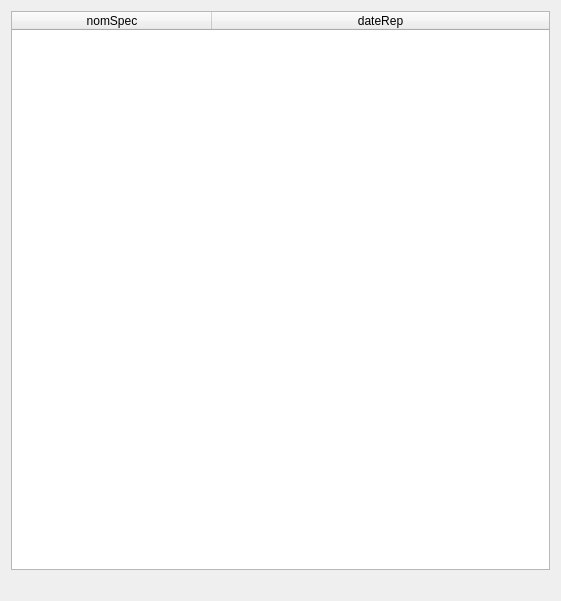
Old version of the form gui/fct_todo2_2.ui in the repository Yimi-wang/CEBDprojet.
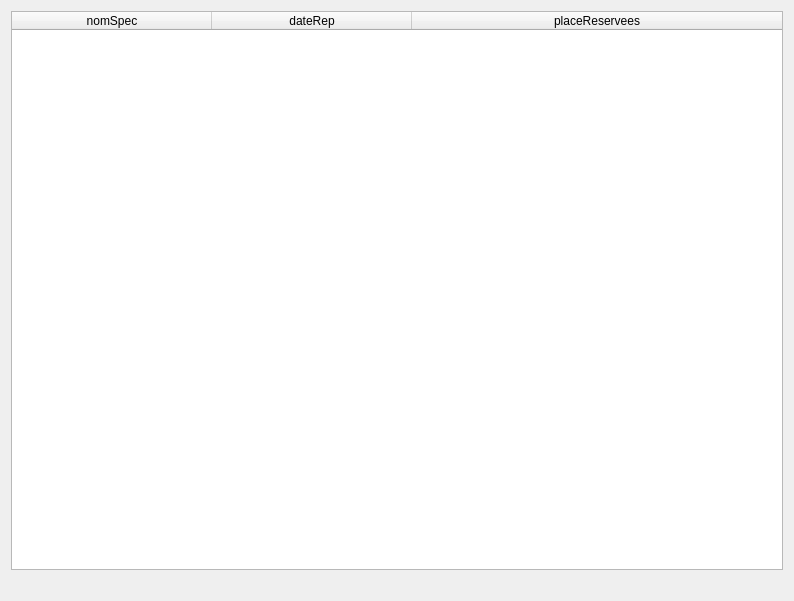
New version of the form.

Commit message: FINI todo2

```diff
--- a/gui/fct_todo2_2.ui
+++ b/gui/fct_todo2_2.ui
@@ -6,7 +6,7 @@
    <rect>
     <x>0</x>
     <y>0</y>
-    <width>561</width>
+    <width>794</width>
     <height>601</height>
    </rect>
   </property>
@@ -38,6 +38,11 @@
        <string>dateRep</string>
       </property>
      </column>
+     <column>
+      <property name="text">
+       <string>placeReservees</string>
+      </property>
+     </column>
     </widget>
    </item>
    <item>
```
The commit also changes 8 other files.
